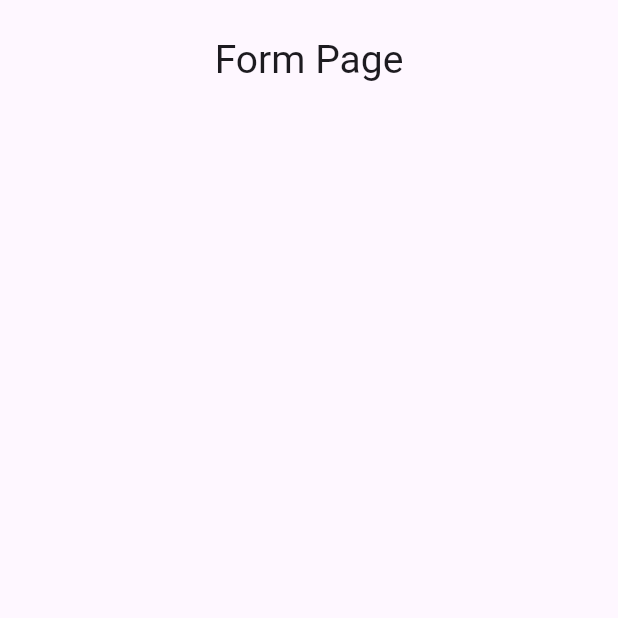
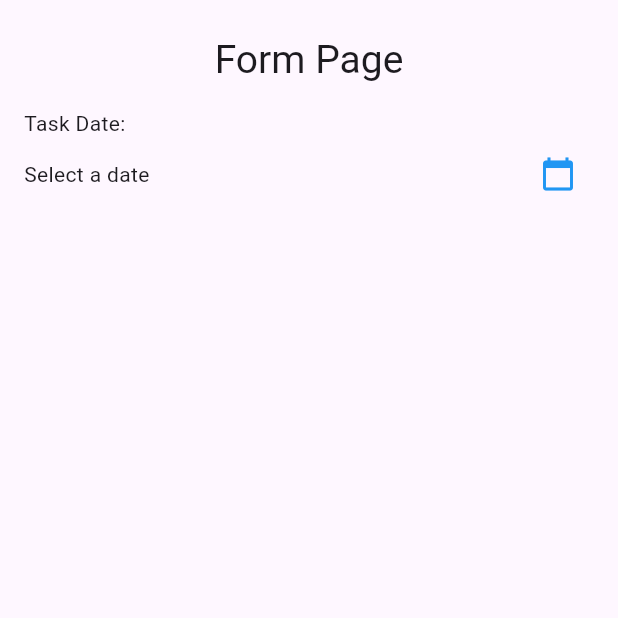
Before and after one commit to Muhammadalif1213/TodoApp_0075, a Flutter app: the screen it shows after launch, on a phone screen of 412 x 824 dp, the top half of it. Run offline on Flutter 3.47's test engine with Material 3 defaults, Android fonts, the phone set to English and light mode, and no system bars.

Commit message:
Menambahkan text dan icon untuk input tanggal.

```diff
--- a/lib/todo_app_page.dart
+++ b/lib/todo_app_page.dart
@@ -18,6 +18,24 @@ class _TodoWidgetState extends State<TodoWidget> {
         ),
         centerTitle: true,
       ),
+      body: SafeArea(
+        child: Padding(
+          padding: const EdgeInsets.all(16.0),
+          child: Column(
+            crossAxisAlignment: CrossAxisAlignment.start,
+            children: [
+              Text('Task Date:'),
+              Row(
+                mainAxisAlignment: MainAxisAlignment.spaceBetween,
+                children: [
+                  Text('Select a date'),
+                  IconButton(onPressed: (){}, icon: Icon(Icons.calendar_today), color: Colors.blue,),
+                ],
+              ),
+            ],
+          ),
+        ),
+      ),
     );
   }
 }
```
